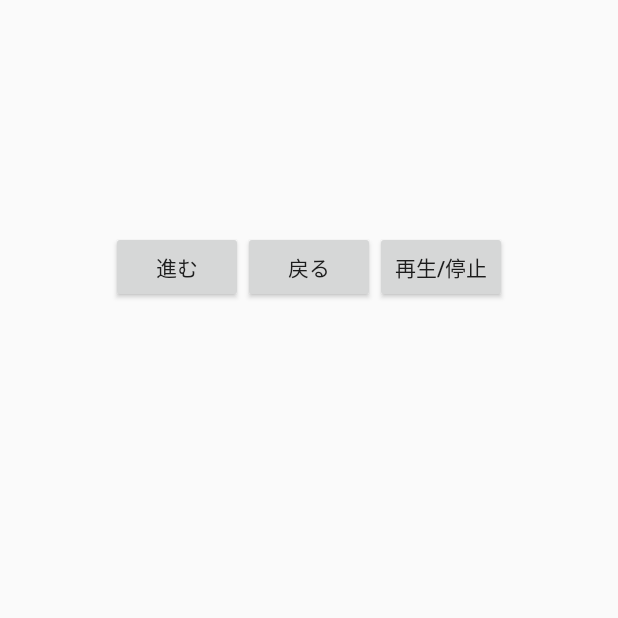
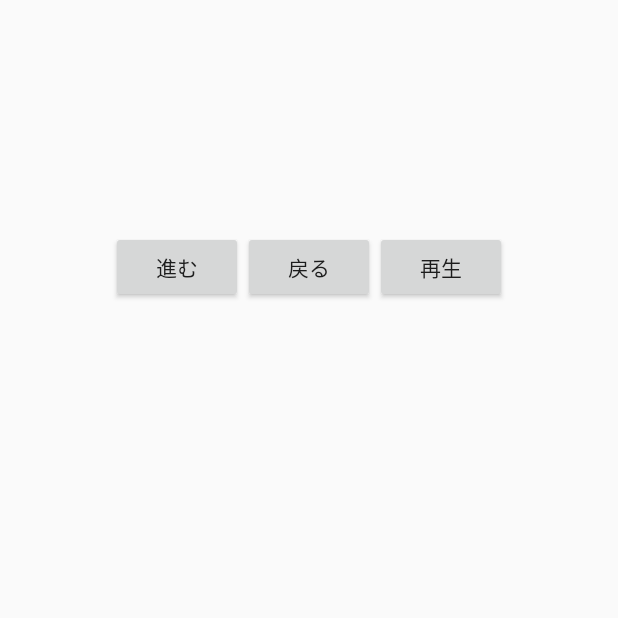
Before and after one commit to fumito-ikemoto/AutoSlideshowApp, an Android app: the screen it shows after launch (MainActivity), on a phone screen of 412 x 824 dp, the part 618-1236 px from its top. Run offline under Robolectric (Android 15) with nearby library versions, the phone set to English and light mode, and no system bars; libraries missing offline, so code that uses them is left out: jp.techacademy.fumito.

Commit message:
ボタン周りの実装漏れ対応

```diff
--- a/app/src/main/res/layout/activity_main.xml
+++ b/app/src/main/res/layout/activity_main.xml
@@ -34,7 +34,7 @@
         <Button
             android:layout_width="wrap_content"
             android:layout_height="wrap_content"
-            android:text="再生/停止"
+            android:text=""
             android:id="@+id/playOrStopButton"/>
 
     </LinearLayout>
```
Also changed, not shown: app/src/main/java/jp/techacademy/fumito/ikemoto/autoslideshowapp/MainActivity.kt (+21 -2 lines).
